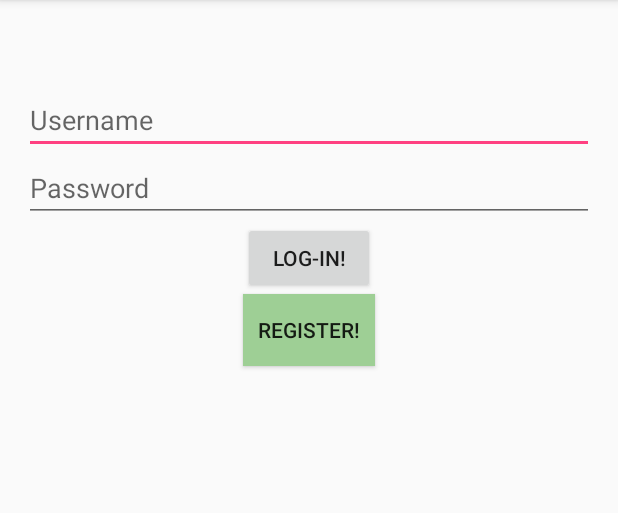
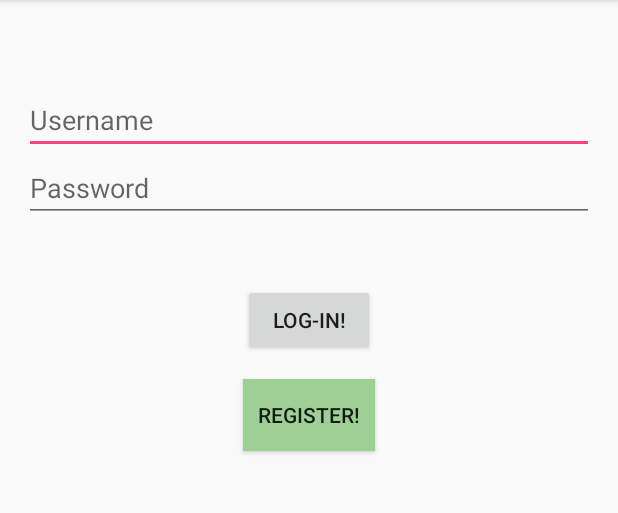
Before and after one commit to juliusvega998/contacts-manager, an Android app: the screen it shows after launch (MainActivity), after a tap on "LOG-IN!", on a phone screen of 412 x 824 dp, the part 84-597 px from its top. Run offline under Robolectric (Android 15) with nearby library versions, the phone set to English and light mode, and no system bars; 1 statement that could not run was skipped.

```diff
--- a/app/src/main/java/com/example/aspirev3/farmmodule/MainActivityFragment.java
+++ b/app/src/main/java/com/example/aspirev3/farmmodule/MainActivityFragment.java
@@ -41,8 +41,6 @@ public class MainActivityFragment extends Fragment {
                     intent.putExtra("username", username);
 
                     Utility.changeCurrUser(getActivity(), username, true);
-                    Utility.showToast(getActivity(), "Log-in success!");
-
                     startActivity(intent);
                 } else {
                     Utility.showToast(getActivity(), "Wrong username or password");
--- a/app/src/main/java/com/example/aspirev3/farmmodule/database/DBHelper.java
+++ b/app/src/main/java/com/example/aspirev3/farmmodule/database/DBHelper.java
@@ -15,12 +15,7 @@ public class DBHelper extends SQLiteOpenHelper {
 
     @Override
     public void onCreate(SQLiteDatabase db) {
-        db.execSQL(
-            "CREATE TABLE " + DBSchema.USER_TABLE_NAME + "(" +
-            DBSchema.USER_NAME_COL + " VARCHAR(50) PRIMARY KEY," +
-            DBSchema.USER_PASS_COL + " VARCHAR(50) NOT NULL" +
-            ")"
-        );
+        DBSchema.createTable(db);
     }
 
     @Override
@@ -73,4 +68,15 @@ public class DBHelper extends SQLiteOpenHelper {
 
         return true;
     }
+
+    public void updateScore(String username, int score) {
+        SQLiteDatabase db = this.getWritableDatabase();
+        Object args[] = {username, score};
+        String query = "UPDATE " + DBSchema.USER_TABLE_NAME +
+            " SET " + DBSchema.USER_SCORE_COL + "=?" +
+            " WHERE " + DBSchema.USER_NAME_COL + "=?";
+
+        db.execSQL(query, args);
+        db.close();
+    }
 }
--- a/app/src/main/java/com/example/aspirev3/farmmodule/database/DBSchema.java
+++ b/app/src/main/java/com/example/aspirev3/farmmodule/database/DBSchema.java
@@ -1,4 +1,6 @@
 package com.example.aspirev3.farmmodule.database;
+
+import android.database.sqlite.SQLiteDatabase;
 
 /**
  * Created by Aspire V3 on 6/16/2016.
@@ -9,4 +11,30 @@ public class DBSchema {
     public static final String USER_TABLE_NAME = "user";
     public static final String USER_NAME_COL = "username";
     public static final String USER_PASS_COL = "password";
+    public static final String USER_SCORE_COL = "score";
+
+    public static final String CONTACT_TABLE_NAME = "contacts";
+    public static final String CONTACT_NAME_COL = "name";
+    public static final String CONTACT_AGE_COL = "age";
+
+    public static void createTable(SQLiteDatabase db) {
+        db.execSQL(
+            "CREATE TABLE " + USER_TABLE_NAME + "(" +
+                USER_NAME_COL + " VARCHAR(50) PRIMARY KEY," +
+                USER_PASS_COL + " VARCHAR(50) NOT NULL," +
+                USER_SCORE_COL + "INT DEFAULT 0" +
+            ")"
+        );
+
+        db.execSQL(
+            "CREATE TABLE " + CONTACT_TABLE_NAME + "(" +
+                CONTACT_NAME_COL + " VARCHAR(50) NOT NULL, " +
+                CONTACT_AGE_COL + " INT NOT NULL, " +
+                USER_NAME_COL + "VARCHAR(50) NOT NULL, " +
+                "PRIMARY KEY (" + CONTACT_NAME_COL + "," + CONTACT_AGE_COL + "), " +
+                "FOREIGN KEY " + USER_NAME_COL + " REFERENCES "
+                    + USER_TABLE_NAME + "(" + USER_NAME_COL + ") ON DELETE CASCADE" +
+            ")"
+        );
+    }
 }
--- a/app/src/main/res/layout/fragment_main.xml
+++ b/app/src/main/res/layout/fragment_main.xml
@@ -34,14 +34,16 @@
         android:text="@string/login_name"
         android:id="@+id/login"
         android:layout_below="@+id/password_field"
-        android:layout_centerHorizontal="true" />
+        android:layout_centerHorizontal="true"
+        android:layout_marginTop="41dp" />
 
     <Button
         android:layout_width="wrap_content"
         android:layout_height="wrap_content"
         android:text="@string/reg_name"
         android:id="@+id/register"
+        android:background="@color/green"
         android:layout_below="@+id/login"
-        android:layout_centerHorizontal="true"
-        android:background="@color/green" />
+        android:layout_alignStart="@+id/login"
+        android:layout_marginTop="15dp" />
 </RelativeLayout>
--- a/app/src/main/res/values/colors.xml
+++ b/app/src/main/res/values/colors.xml
@@ -5,4 +5,6 @@
     <color name="colorAccent">#FF4081</color>
     <color name="red">#BB1D24</color>
     <color name="green">#9ECF95</color>
+    <color name="white">#FFFFFF</color>
+    <color name="black">#000000</color>
 </resources>
```
Also changed, not shown: app/src/main/java/com/example/aspirev3/farmmodule/HomeActivity.java (+2 -36 lines), app/src/main/java/com/example/aspirev3/farmmodule/HomeActivityFragment.java (+12 -3 lines), app/src/main/java/com/example/aspirev3/farmmodule/Utility.java (+22 -0 lines), app/src/main/res/layout/fragment_home.xml (+32 -2 lines), app/src/main/res/values/strings.xml (+5 -2 lines).
